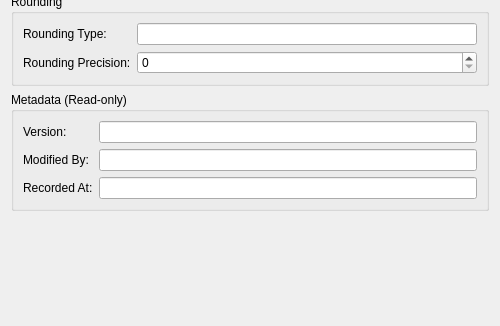
Old version of the form projects/ores.qt/ui/CurrencyDetailDialog.ui in the repository OreStudio/OreStudio; both pictures show x 0 to 500 and y 324 to 650 of the 500 by 650 pixel window.
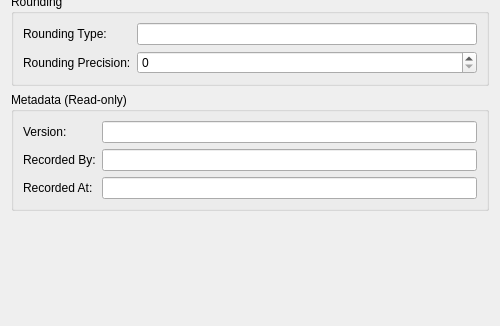
New version of the form.

Commit message: refactor(risk): rename modified_by to recorded_by in currency domain types

What changed in the file:
```diff
--- a/projects/ores.qt/ui/CurrencyDetailDialog.ui
+++ b/projects/ores.qt/ui/CurrencyDetailDialog.ui
@@ -185,7 +185,7 @@
       <item row="1" column="0">
        <widget class="QLabel" name="labelModifiedBy">
         <property name="text">
-         <string>Modified By:</string>
+         <string>Recorded By:</string>
         </property>
        </widget>
       </item>
```
Left out of the diff: 4 changed lines with no effect on the pictures. The commit also changes 26 other files.
